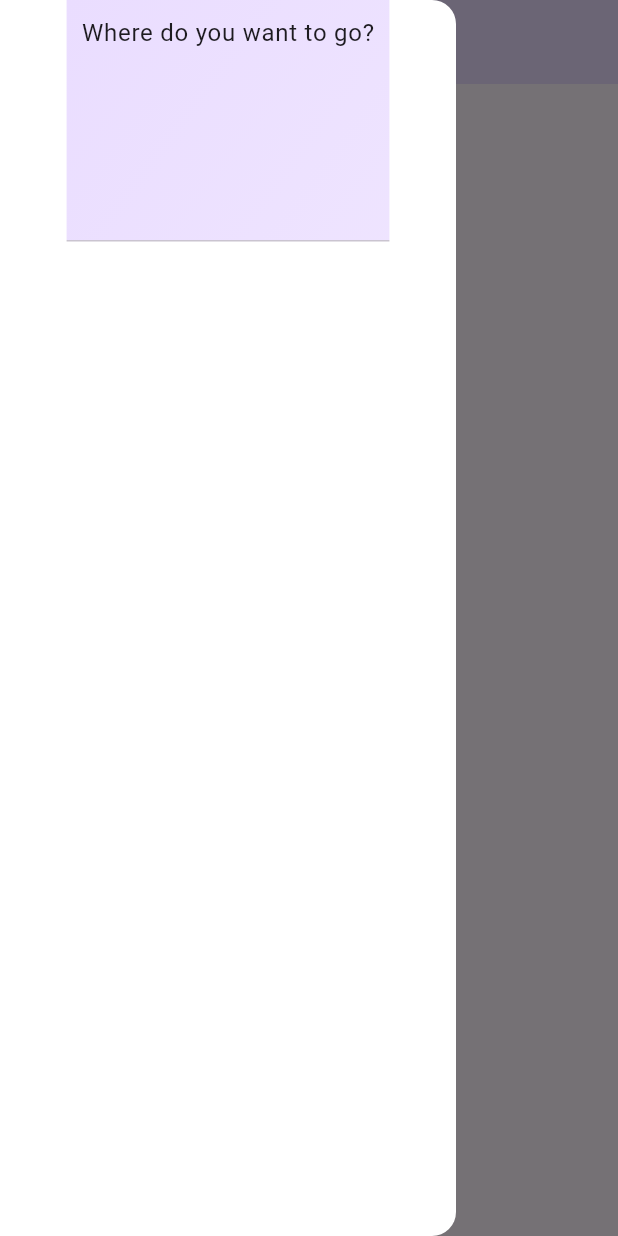
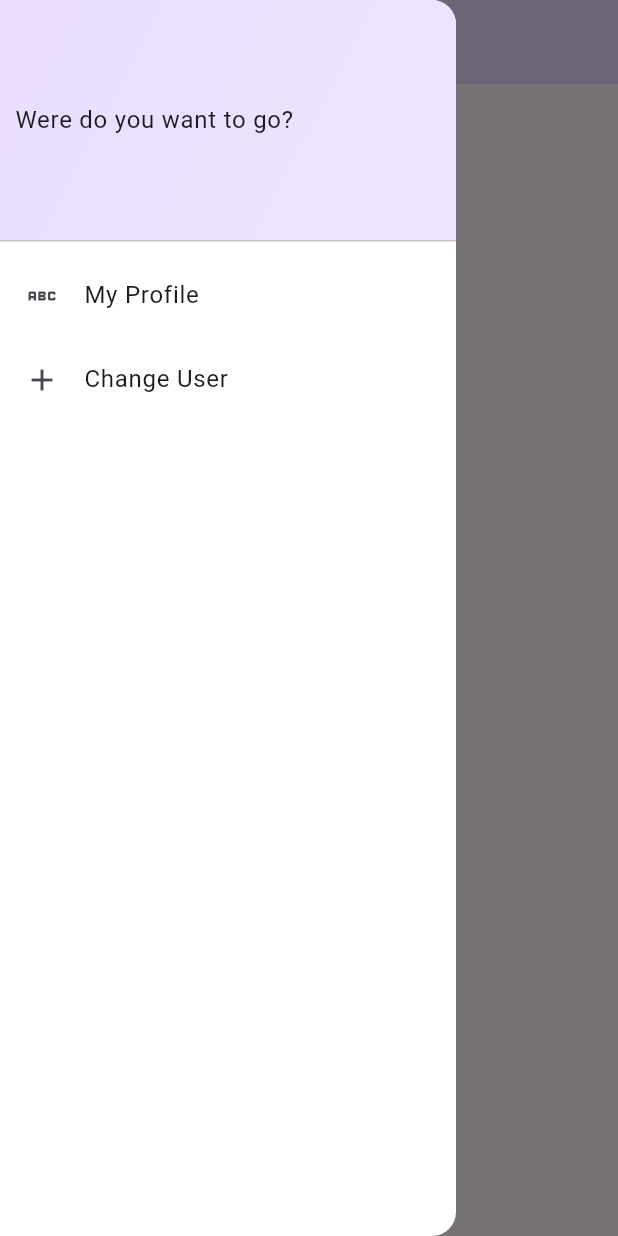
Before and after one commit to bragisivarss/lokaverkefni, a Flutter app: the HomePageScreen screen opened directly, with the side drawer open, on a phone screen of 412 x 824 dp. Run offline on Flutter 3.47's test engine with Material 3 defaults, Android fonts, the light colour scheme and no system bars; our stand-ins replace google_fonts; Roboto replaces fonts that are missing (Alef).

Commit message:
sma vinna

```diff
--- /dev/null
+++ b/lib/data/users.dart
@@ -0,0 +1,15 @@
+
+import 'package:lokaverk/widgets/user_info.dart';
+
+class Users {
+  static const availableUsers = [
+    UserInfo(
+      id: 'u1',
+      name: 'User 1',
+    ),
+    UserInfo(
+      id: 'u2',
+      name: 'User 2',
+    ),
+  ];
+}
--- a/lib/main.dart
+++ b/lib/main.dart
@@ -1,11 +1,12 @@
 import 'package:google_fonts/google_fonts.dart';
 import 'package:flutter/material.dart';
-import 'package:lokaverk/screens/home_page.dart';
+import 'package:lokaverk/screens/login.dart';
 
 final colorScheme = ColorScheme.fromSeed(
   seedColor: const Color.fromARGB(255, 85, 17, 103),
   background: const Color.fromARGB(255, 85, 17, 103),
 );
+
 
 final theme = ThemeData().copyWith(
   textTheme: GoogleFonts.alefTextTheme().copyWith(
@@ -22,20 +23,19 @@ final theme = ThemeData().copyWith(
 );
 
 void main() {
-  runApp(
-    const MyApp(),
-  );
+  runApp(const MyApp());
 }
 
 class MyApp extends StatelessWidget {
-  const MyApp({Key? key}) : super(key: key);
+  const MyApp({super.key});
 
+  // This widget is the root of your application.
   @override
   Widget build(BuildContext context) {
     return MaterialApp(
-      title: 'Lokaverk',
+      title: 'Flutter Groceries',
       theme: theme,
-      home: const HomePageScreen(),
+      home: const LoginScreen(),
     );
   }
 }
--- a/lib/widgets/main_drawer.dart
+++ b/lib/widgets/main_drawer.dart
@@ -1,13 +1,23 @@
 import 'package:flutter/material.dart';
+import 'package:lokaverk/screens/login.dart';
 
-class MainDrawer extends StatelessWidget {
-  const MainDrawer({super.key, });
+class MainDrawer extends StatefulWidget {
+  const MainDrawer({
+    super.key,
+  });
 
+  @override
+  State<MainDrawer> createState() => _MainDrawerState();
+}
 
-
-
- // required this.onSelectScreen;
- // final void Function(String identifier) onSelectScreen;
+class _MainDrawerState extends State<MainDrawer> {
+  void onSelectUser() {
+    Navigator.pushAndRemoveUntil(
+      context,
+      MaterialPageRoute(builder: (context) => const LoginScreen()),
+      (route) => false,
+    );
+  }
 
   @override
   Widget build(BuildContext context) {
@@ -30,7 +40,21 @@ class MainDrawer extends StatelessWidget {
                 end: Alignment.bottomRight,
               ),
             ),
-            child: const Text('Where do you want to go?'),
+            child: const Row(
+              children: [
+                Text('Were do you want to go?'),
+              ],
+            ),
+          ),
+          ListTile(
+            leading: const Icon(Icons.abc),
+            title: const Text('My Profile'),
+            onTap: () {},
+          ),
+          ListTile(
+            leading: const Icon(Icons.add),
+            title: const Text('Change User'),
+            onTap: onSelectUser,
           ),
         ],
       ),
--- a/pubspec.yaml
+++ b/pubspec.yaml
@@ -36,6 +36,7 @@ dependencies:
   # Use with the CupertinoIcons class for iOS style icons.
   cupertino_icons: ^1.0.2
   google_fonts: ^6.1.0
+  flutter_riverpod: ^2.4.8
 
 dev_dependencies:
   flutter_test:
```
Also changed, not shown: lib/screens/login.dart (+53 -4 lines), lib/widgets/user_info.dart (added, +11 -0 lines), pubspec.lock.
